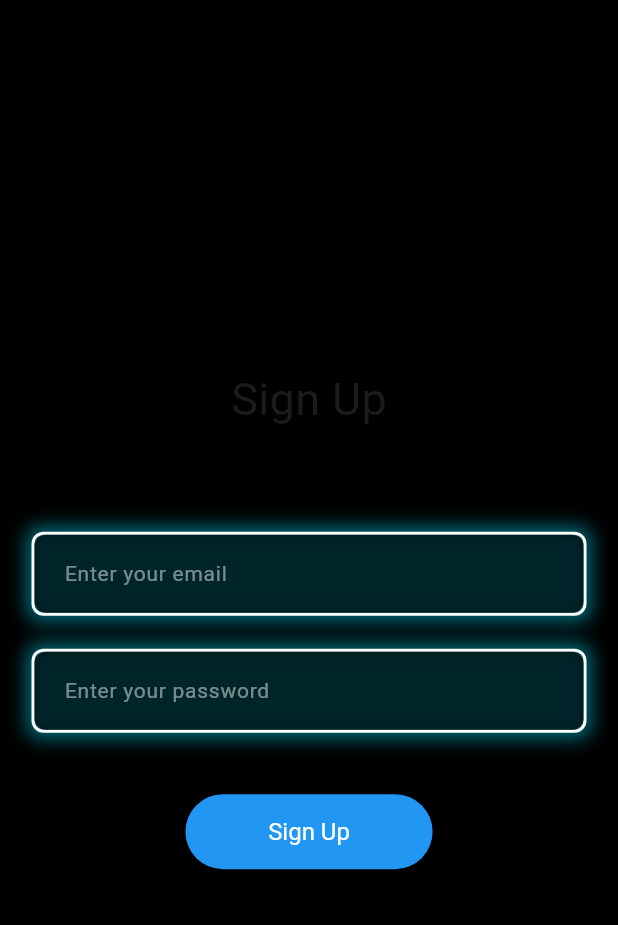
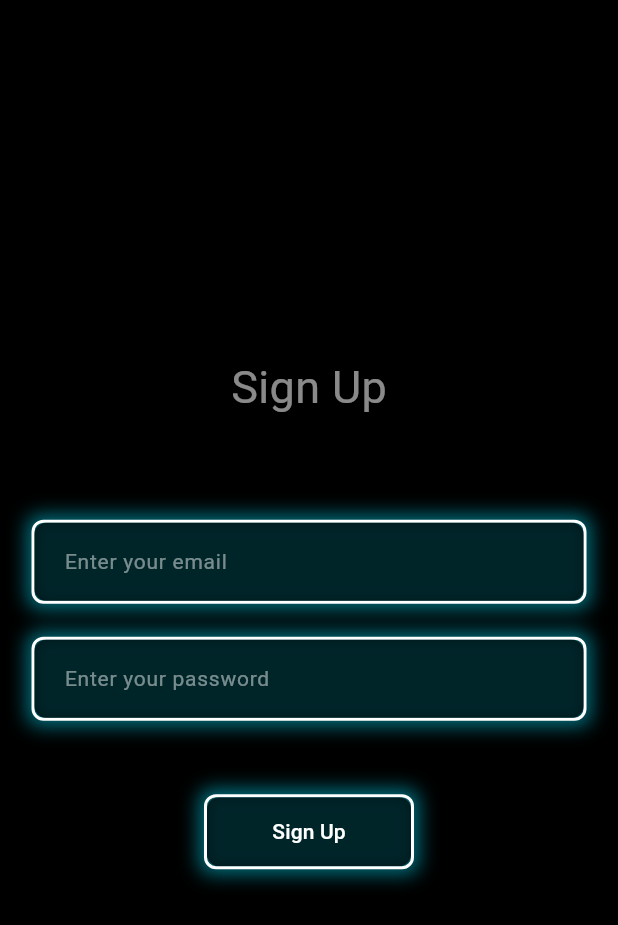
Before and after one commit to amartripathi0/Bi-Gaze, a Flutter app: the EmailPasswordSignup screen opened by its route, on a phone screen of 412 x 824 dp. Shown: the top 925 px of the screen. Run offline on Flutter 3.47's test engine with Material 3 defaults, Android fonts, the phone set to English and light mode, and no system bars; our stand-ins replace animated_background, animated_splash_screen, camera, firebase_auth, firebase_core, fl_chart and 6 more; missing offline and left inert: cool_card_swiper, dart_ping, flutter_facebook_auth, flutter_tflite, internet_speed_meter, qr_code_scanner and 1 more; accounts and stored records are empty.

Commit message:
Sign up page ui redesigned

```diff
--- a/lib/ui/page/login_signup_pages/signup_email_password_screen.dart
+++ b/lib/ui/page/login_signup_pages/signup_email_password_screen.dart
@@ -1,4 +1,5 @@
 import 'package:bigaze/services/firebase_auth_methods.dart';
+import 'package:bigaze/widgets/custom_button.dart';
 import 'package:bigaze/widgets/custom_textfield.dart';
 import 'package:flutter/material.dart';
 import 'package:provider/provider.dart';
@@ -31,7 +32,7 @@ class _EmailPasswordSignupState extends State<EmailPasswordSignup> {
         children: [
           const Text(
             "Sign Up",
-            style: TextStyle(fontSize: 30),
+            style: TextStyle(fontSize: 30, color: Colors.white54),
           ),
           SizedBox(height: MediaQuery.of(context).size.height * 0.08),
           Container(
@@ -50,22 +51,7 @@ class _EmailPasswordSignupState extends State<EmailPasswordSignup> {
             ),
           ),
           const SizedBox(height: 40),
-          ElevatedButton(
-            onPressed: signUpUser,
-            style: ButtonStyle(
-              backgroundColor: WidgetStateProperty.all(Colors.blue),
-              textStyle: WidgetStateProperty.all(
-                const TextStyle(color: Colors.white),
-              ),
-              minimumSize: WidgetStateProperty.all(
-                Size(MediaQuery.of(context).size.width / 2.5, 50),
-              ),
-            ),
-            child: const Text(
-              "Sign Up",
-              style: TextStyle(color: Colors.white, fontSize: 16),
-            ),
-          ),
+          CustomButton(onTap: signUpUser, text: "Sign Up")
         ],
       ),
     );
```
